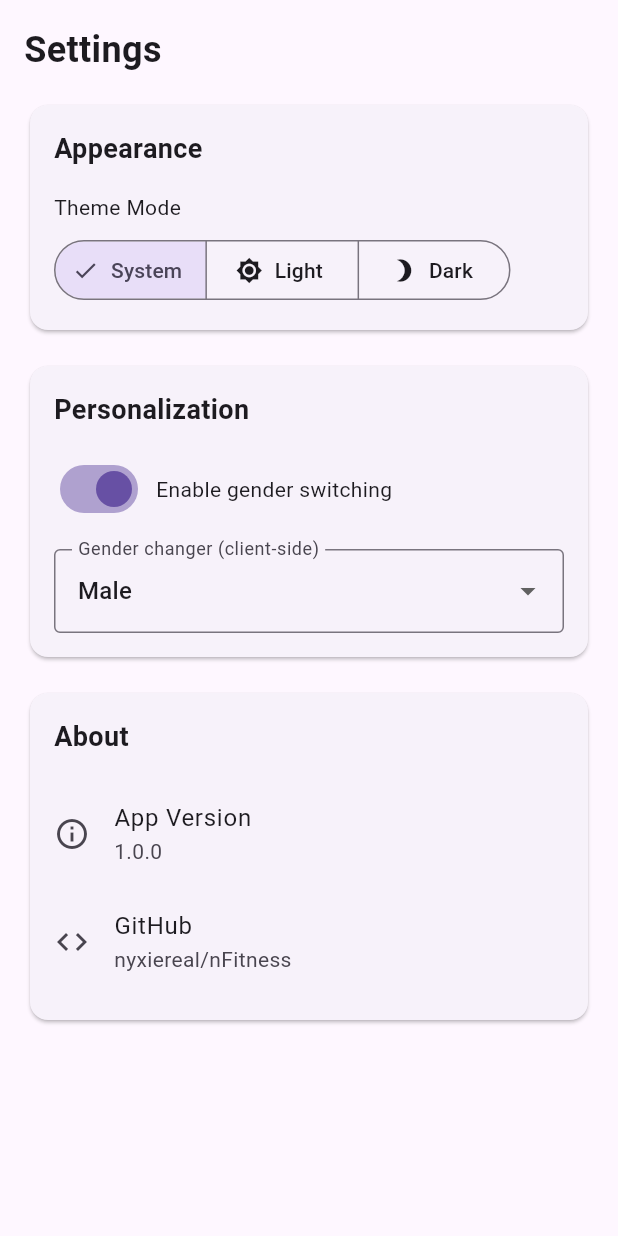
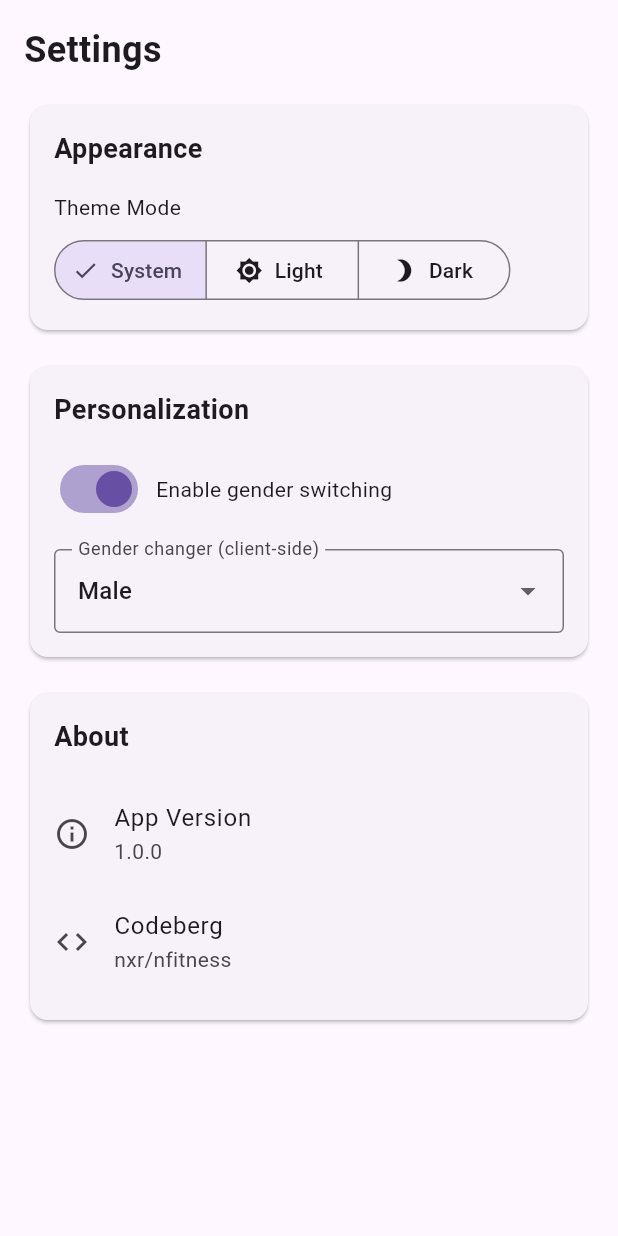
Before and after one commit to nyxiereal/nFitness, a Flutter app: the SettingsScreen screen opened directly, on a phone screen of 412 x 824 dp. Run offline on Flutter 3.47's test engine with Material 3 defaults, Android fonts, the phone set to English and light mode, and no system bars; our stand-ins replace open_file, package_info_plus, permission_handler, qr_flutter, shared_preferences; accounts and stored records are empty; network calls fail.

Commit message:
convert to codeberg i think

```diff
--- a/lib/screens/settings_screen.dart
+++ b/lib/screens/settings_screen.dart
@@ -147,7 +147,7 @@ class _SettingsScreenState extends State<SettingsScreen> {
                       Switch(
                         value: _woke,
                         onChanged: (v) => _setWoke(v),
-                        activeColor: Theme.of(context).colorScheme.primary,
+                        activeThumbColor: Theme.of(context).colorScheme.primary,
                       ),
                       const SizedBox(width: 8),
                       const Text('Enable gender switching'),
@@ -156,7 +156,7 @@ class _SettingsScreenState extends State<SettingsScreen> {
                   const SizedBox(height: 16),
                   if (_woke)
                     DropdownButtonFormField<int>(
-                      value: _gender,
+                      initialValue: _gender,
                       decoration: const InputDecoration(
                         labelText: 'Gender changer (client-side)',
                         border: OutlineInputBorder(),
@@ -193,12 +193,12 @@ class _SettingsScreenState extends State<SettingsScreen> {
                   ),
                   ListTile(
                     leading: const Icon(Icons.code),
-                    title: const Text('GitHub'),
-                    subtitle: const Text('nyxiereal/nFitness'),
+                    title: const Text('Codeberg'),
+                    subtitle: const Text('nxr/nfitness'),
                     contentPadding: EdgeInsets.zero,
                     onTap: () {
                       launchUrl(
-                        Uri.parse('https://github.com/nyxiereal/nFitness'),
+                        Uri.parse('https://codeberg.org/nxr/nfitness'),
                       );
                     },
                   ),
--- a/lib/services/efitness_service.dart
+++ b/lib/services/efitness_service.dart
@@ -51,7 +51,7 @@ class EfitnessService {
     // Fetch new app info
     try {
       if (kDebugMode) {
-        print('📱 Fetching app info from GitHub...');
+        print('📱 Fetching app info from Codeberg...');
       }
       final response = await http.get(Uri.parse(_appInfoUrl));
 
--- a/pubspec.yaml
+++ b/pubspec.yaml
@@ -23,6 +23,7 @@ dependencies:
   qr_flutter: ^4.1.0
   shared_preferences: ^2.5.3
   url_launcher: ^6.3.2
+  xml: ^6.6.1
 
 dev_dependencies:
   flutter_test:
```
Also changed, not shown: lib/services/updates_service.dart (+46 -17 lines), pubspec.lock.
